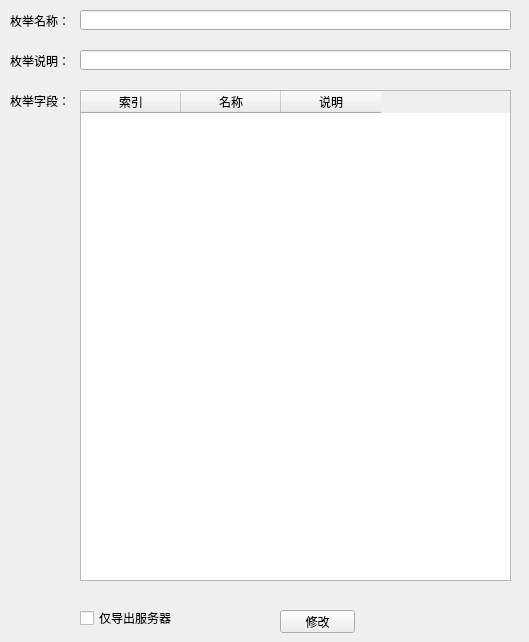
Old version of the form designer/ui/modify_enum.ui in the repository aywfelix/ProtoExcelTool.
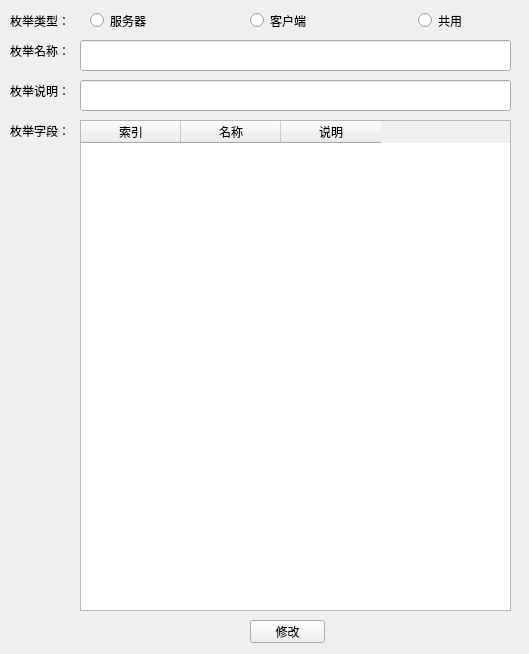
New version of the form.

Commit message: 添加枚举类型选择

The edit to the form file:
```diff
--- a/designer/ui/modify_enum.ui
+++ b/designer/ui/modify_enum.ui
@@ -7,7 +7,7 @@
     <x>0</x>
     <y>0</y>
     <width>529</width>
-    <height>642</height>
+    <height>654</height>
    </rect>
   </property>
   <property name="windowTitle">
@@ -17,30 +17,17 @@
    <property name="geometry">
     <rect>
      <x>80</x>
-     <y>50</y>
+     <y>80</y>
      <width>431</width>
-     <height>20</height>
+     <height>31</height>
     </rect>
    </property>
   </widget>
-  <widget class="QCheckBox" name="cBxEnum">
-   <property name="geometry">
-    <rect>
-     <x>80</x>
-     <y>610</y>
-     <width>121</width>
-     <height>16</height>
-    </rect>
-   </property>
-   <property name="text">
-    <string>仅导出服务器</string>
-   </property>
-  </widget>
   <widget class="QLabel" name="label_7">
    <property name="geometry">
     <rect>
      <x>10</x>
-     <y>10</y>
+     <y>40</y>
      <width>71</width>
      <height>21</height>
     </rect>
@@ -53,9 +40,9 @@
    <property name="geometry">
     <rect>
      <x>80</x>
-     <y>10</y>
+     <y>40</y>
      <width>431</width>
-     <height>20</height>
+     <height>31</height>
     </rect>
    </property>
   </widget>
@@ -63,7 +50,7 @@
    <property name="geometry">
     <rect>
      <x>10</x>
-     <y>50</y>
+     <y>80</y>
      <width>71</width>
      <height>21</height>
     </rect>
@@ -76,7 +63,7 @@
    <property name="geometry">
     <rect>
      <x>10</x>
-     <y>90</y>
+     <y>120</y>
      <width>71</width>
      <height>21</height>
     </rect>
@@ -88,8 +75,8 @@
   <widget class="QPushButton" name="bTnEnumModify">
    <property name="geometry">
     <rect>
-     <x>280</x>
-     <y>610</y>
+     <x>250</x>
+     <y>620</y>
      <width>75</width>
      <height>23</height>
     </rect>
@@ -102,7 +89,7 @@
    <property name="geometry">
     <rect>
      <x>80</x>
-     <y>90</y>
+     <y>120</y>
      <width>431</width>
      <height>491</height>
     </rect>
@@ -147,6 +134,58 @@
     </property>
    </column>
   </widget>
+  <widget class="QRadioButton" name="rBtnCom">
+   <property name="geometry">
+    <rect>
+     <x>418</x>
+     <y>10</y>
+     <width>91</width>
+     <height>21</height>
+    </rect>
+   </property>
+   <property name="text">
+    <string>共用</string>
+   </property>
+  </widget>
+  <widget class="QRadioButton" name="rBtnServer">
+   <property name="geometry">
+    <rect>
+     <x>90</x>
+     <y>10</y>
+     <width>89</width>
+     <height>21</height>
+    </rect>
+   </property>
+   <property name="text">
+    <string>服务器</string>
+   </property>
+  </widget>
+  <widget class="QLabel" name="label_9">
+   <property name="geometry">
+    <rect>
+     <x>10</x>
+     <y>10</y>
+     <width>71</width>
+     <height>21</height>
+    </rect>
+   </property>
+   <property name="text">
+    <string>枚举类型：</string>
+   </property>
+  </widget>
+  <widget class="QRadioButton" name="rBtnClient">
+   <property name="geometry">
+    <rect>
+     <x>250</x>
+     <y>10</y>
+     <width>89</width>
+     <height>21</height>
+    </rect>
+   </property>
+   <property name="text">
+    <string>客户端</string>
+   </property>
+  </widget>
  </widget>
  <resources/>
  <connections/>
```
The commit also changes 21 other files.
